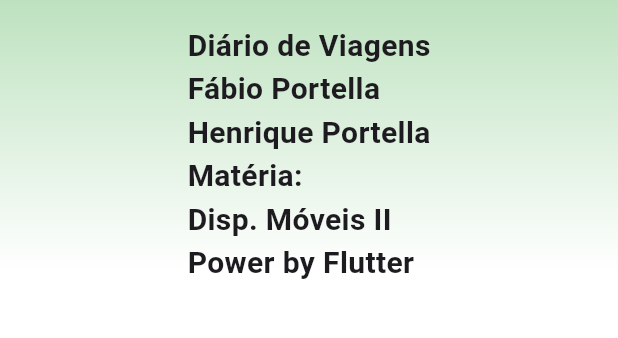
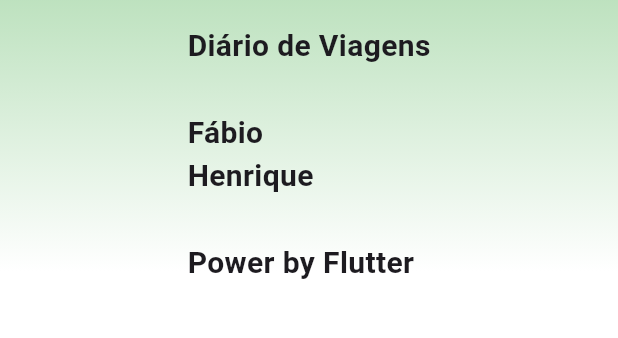
Before and after one commit to FabioPortella/diario_viagens, a Flutter app: the first screen one second after launch, on a phone screen of 412 x 824 dp, the part 594-932 px from its top. Run offline on Flutter 3.47's test engine with Material 3 defaults, Android fonts, the phone set to English and light mode, and no system bars; drawn by our look-alikes of animated_text_kit; our stand-ins replace image_picker, sqflite; accounts and stored records are empty.

```diff
--- a/lib/pages/splash_screen_page.dart
+++ b/lib/pages/splash_screen_page.dart
@@ -41,12 +41,12 @@
               },
               animatedTexts: [
                 TypewriterAnimatedText(
-                  'Diário de Viagens\nFábio Portella\nHenrique Portella\nMatéria: \nDisp. Móveis II\nPower by Flutter',
+                  'Diário de Viagens\n\nFábio\nHenrique\n\nPower by Flutter',
                   textStyle: const TextStyle(
                     fontSize: 20.0,
                     fontWeight: FontWeight.w700,
                   ),
-                  speed: const Duration(milliseconds: 50),
+                  speed: const Duration(milliseconds: 40),
                 ),
               ],
               totalRepeatCount: 1,
```
